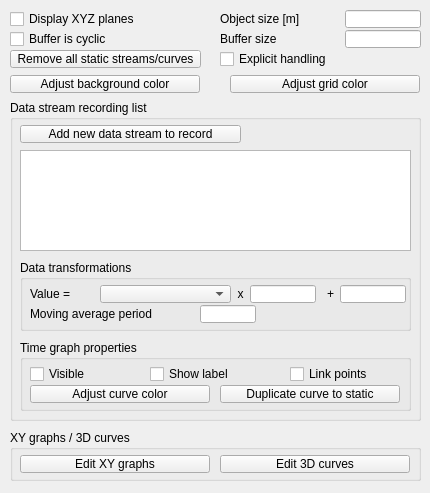
Qt form ui/qdlggraphs.ui (CoppeliaRobotics/coppeliaSimLib) before a commit.
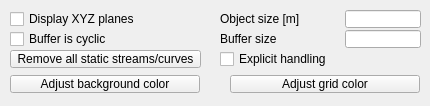
The same form after that commit.

```diff
--- a/ui/qdlggraphs.ui
+++ b/ui/qdlggraphs.ui
@@ -7,7 +7,7 @@
     <x>0</x>
     <y>0</y>
     <width>430</width>
-    <height>493</height>
+    <height>106</height>
    </rect>
   </property>
   <property name="windowTitle">
@@ -20,7 +20,7 @@
    <property name="geometry">
     <rect>
      <x>10</x>
-     <y>100</y>
+     <y>110</y>
      <width>411</width>
      <height>321</height>
     </rect>
@@ -272,7 +272,7 @@
    <property name="geometry">
     <rect>
      <x>10</x>
-     <y>430</y>
+     <y>440</y>
      <width>411</width>
      <height>51</height>
     </rect>
```
